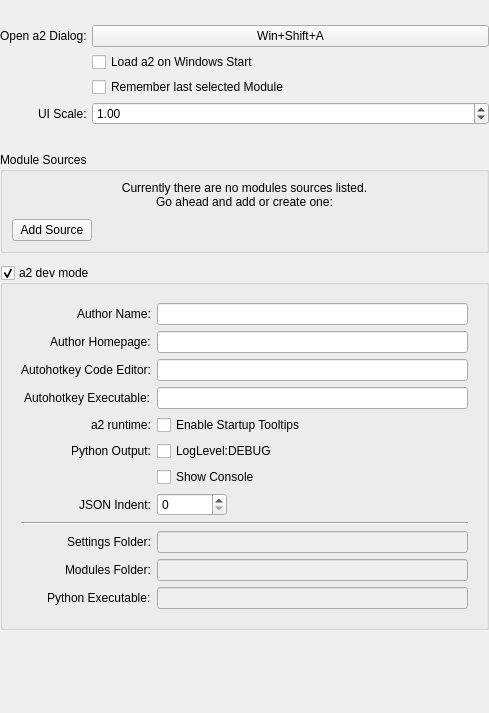
This is ui/a2widget/a2settings_view.ui in ewerybody/a2 as Qt 5 draws it before an edit. The edited form follows.
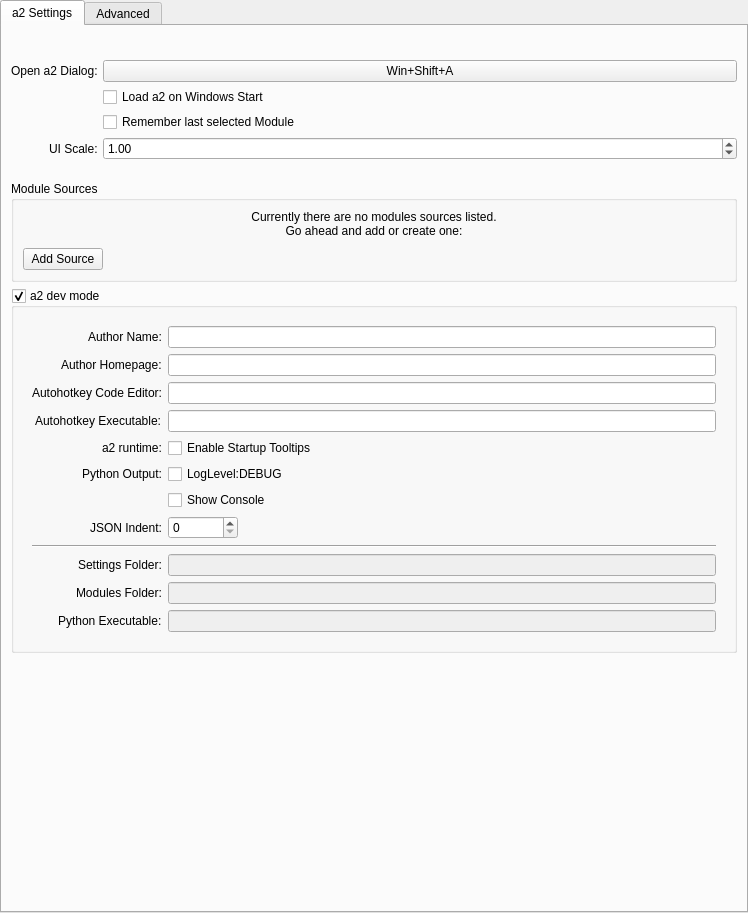
This is the edited form. Custom widgets are drawn as their Qt base class.

Commit message: wip adding Tabs to settings view

```diff
--- a/ui/a2widget/a2settings_view.ui
+++ b/ui/a2widget/a2settings_view.ui
@@ -6,21 +6,28 @@
    <rect>
     <x>0</x>
     <y>0</y>
-    <width>489</width>
-    <height>713</height>
+    <width>748</width>
+    <height>913</height>
    </rect>
   </property>
   <property name="windowTitle">
    <string notr="true">a2settings</string>
   </property>
   <layout class="QVBoxLayout" name="verticalLayout_2">
-   <property name="spacing">
-    <number>12</number>
-   </property>
    <property name="margin">
     <number>0</number>
    </property>
    <item>
+    <widget class="QTabWidget" name="tabWidget">
+     <property name="currentIndex">
+      <number>0</number>
+     </property>
+     <widget class="QWidget" name="tab_2">
+      <attribute name="title">
+       <string>a2 Settings</string>
+      </attribute>
+      <layout class="QVBoxLayout" name="verticalLayout">
+       <item>
     <layout class="QFormLayout" name="formLayout">
      <property name="fieldGrowthPolicy">
       <enum>QFormLayout::AllNonFixedFieldsGrow</enum>
@@ -40,14 +47,14 @@
      <property name="bottomMargin">
       <number>15</number>
      </property>
-     <item row="0" column="0">
+         <item row="1" column="0">
       <widget class="QLabel" name="label_3">
        <property name="text">
         <string>Open a2 Dialog:</string>
        </property>
       </widget>
      </item>
-     <item row="0" column="1">
+         <item row="1" column="1">
       <widget class="A2Hotkey" name="a2hotkey">
        <property name="enabled">
         <bool>true</bool>
@@ -57,21 +64,21 @@
        </property>
       </widget>
      </item>
-     <item row="1" column="1">
+         <item row="2" column="1">
       <widget class="QCheckBox" name="load_on_win_start">
        <property name="text">
         <string>Load a2 on Windows Start</string>
        </property>
       </widget>
      </item>
-     <item row="2" column="1">
+         <item row="3" column="1">
       <widget class="QCheckBox" name="remember_selection">
        <property name="text">
         <string>Remember last selected Module</string>
        </property>
       </widget>
      </item>
-     <item row="3" column="1">
+         <item row="4" column="1">
       <widget class="A2Slider" name="ui_scale_slider">
        <property name="decimals">
         <number>2</number>
@@ -90,7 +97,7 @@
        </property>
       </widget>
      </item>
-     <item row="3" column="0">
+         <item row="4" column="0">
       <widget class="QLabel" name="ui_scale_label">
        <property name="text">
         <string>UI Scale:</string>
@@ -344,10 +351,19 @@
      <property name="sizeHint" stdset="0">
       <size>
        <width>0</width>
-       <height>0</height>
+           <height>222</height>
       </size>
      </property>
     </spacer>
+       </item>
+      </layout>
+     </widget>
+     <widget class="QWidget" name="tab">
+      <attribute name="title">
+       <string>Advanced</string>
+      </attribute>
+     </widget>
+    </widget>
    </item>
   </layout>
  </widget>
```
Lines whose indentation alone changed are shown as unchanged. The commit also changes 1 other file.
